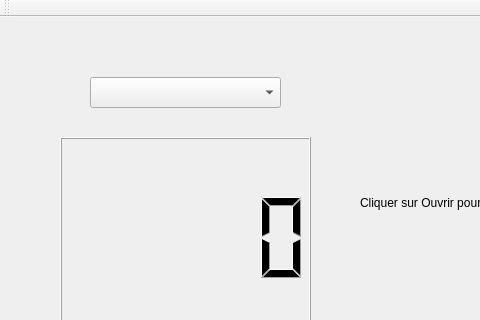
The window that BotPanelReader/mainwindow.ui (paulcpro/PanneauxAI) describes before a commit, drawn with Qt 5; both pictures show x 0 to 480 and y 0 to 320 of the 779 by 495 pixel window.
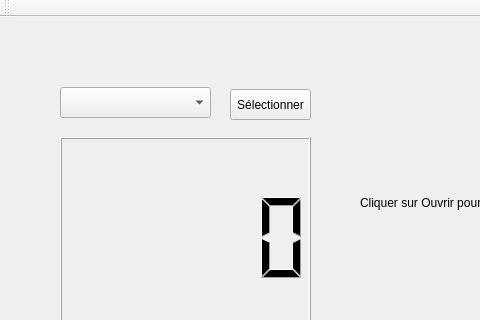
The same window after the commit.

The edit to the form file:
```diff
--- a/BotPanelReader/mainwindow.ui
+++ b/BotPanelReader/mainwindow.ui
@@ -40,9 +40,9 @@
    <widget class="QComboBox" name="comboBox">
     <property name="geometry">
      <rect>
-      <x>90</x>
-      <y>60</y>
-      <width>191</width>
+      <x>60</x>
+      <y>70</y>
+      <width>151</width>
       <height>31</height>
      </rect>
     </property>
@@ -99,6 +99,19 @@
      <string>Stream</string>
     </property>
    </widget>
+   <widget class="QPushButton" name="pushButton_5">
+    <property name="geometry">
+     <rect>
+      <x>230</x>
+      <y>72</y>
+      <width>81</width>
+      <height>31</height>
+     </rect>
+    </property>
+    <property name="text">
+     <string>Sélectionner</string>
+    </property>
+   </widget>
   </widget>
   <widget class="QMenuBar" name="menuBar">
    <property name="geometry">
```
